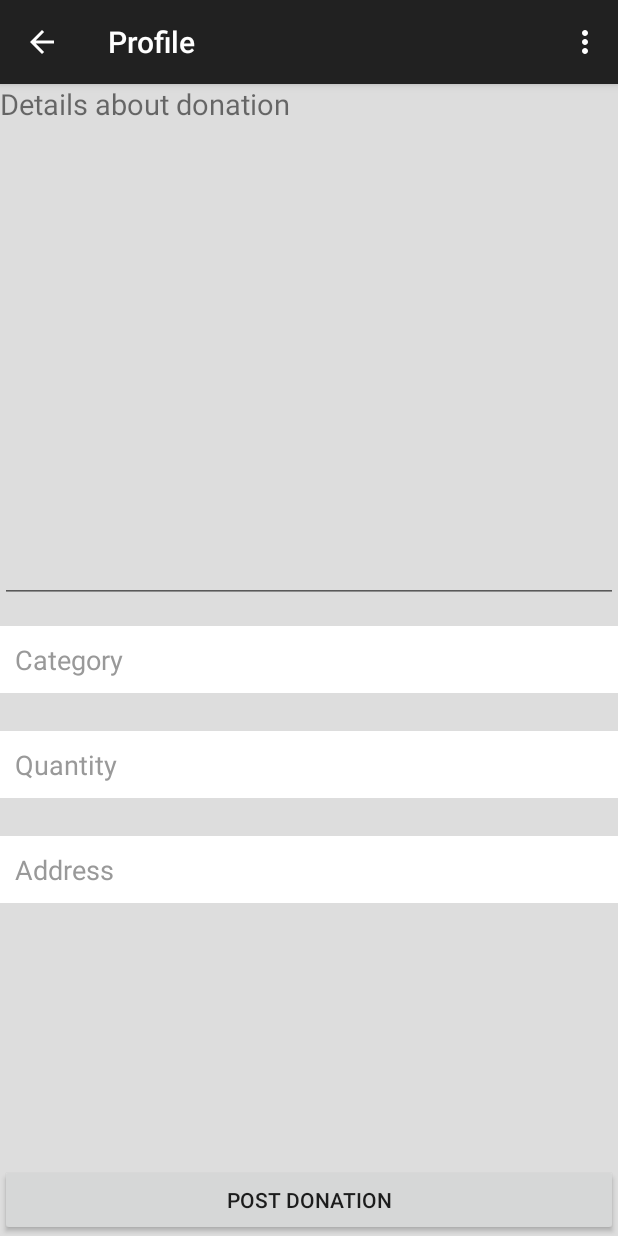
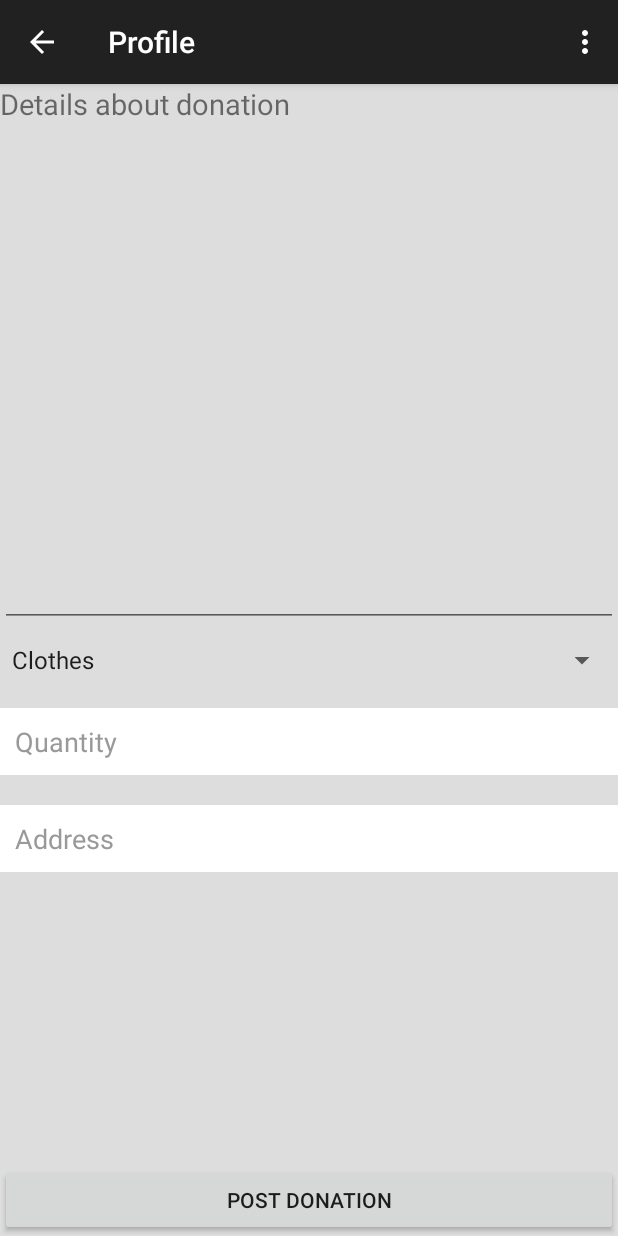
Before and after one commit to Bhavik3/DontDumpDonate, an Android app: the fragment postDonation placed in its activity, on a phone screen of 412 x 824 dp. Run offline under Robolectric (Android 15) with nearby library versions, the phone set to English and light mode, and no system bars; 3 statements that could not run were skipped.

Commit message:
Drop down menu is added in post donation.

```diff
--- a/DontDumpDonate/app/src/main/java/com/example/bhavik/dontdumpdonate/postDonation.java
+++ b/DontDumpDonate/app/src/main/java/com/example/bhavik/dontdumpdonate/postDonation.java
@@ -8,9 +8,11 @@ import android.support.v4.widget.DrawerLayout;
 import android.view.LayoutInflater;
 import android.view.View;
 import android.view.ViewGroup;
+import android.widget.AdapterView;
 import android.widget.Button;
 import android.widget.EditText;
 import android.widget.ListView;
+import android.widget.Spinner;
 import android.widget.Toast;
 
 import org.apache.http.NameValuePair;
@@ -32,7 +34,7 @@ public class postDonation extends Fragment{
     Button post;
     EditText Address;
     EditText details;
-    EditText Category;
+    Spinner Category;
     EditText Quantity;
 
     private  profile Profile;
@@ -46,6 +48,7 @@ public class postDonation extends Fragment{
 
     String date;
     String time;
+    String strCategory;
 
     public void setProfile(profile p){
         this.Profile = p;
@@ -60,7 +63,7 @@ public class postDonation extends Fragment{
         View v = inflater.inflate(R.layout.post_donation, container, false);
         post = (Button)v.findViewById(R.id.postDonation);
         details = (EditText)v.findViewById(R.id.DonationDetail);
-        Category = (EditText)v.findViewById(R.id.category);
+        Category = (Spinner)v.findViewById(R.id.donation_cat);
         Quantity = (EditText)v.findViewById(R.id.quantity);
         Address = (EditText)v.findViewById(R.id.address);
 
@@ -70,7 +73,23 @@ public class postDonation extends Fragment{
                 postDonation();
             }
         });
+
+        Category.setOnItemSelectedListener(new CustomOnItemSelectedListener());
         return v;
+    }
+
+    class CustomOnItemSelectedListener implements AdapterView.OnItemSelectedListener {
+
+        public void onItemSelected(AdapterView<?> parent, View view, int pos,long id) {
+            strCategory = parent.getItemAtPosition(pos).toString();
+
+        }
+
+        @Override
+        public void onNothingSelected(AdapterView<?> arg0) {
+            // TODO Auto-generated method stub
+        }
+
     }
 
     private void postDonation(){
@@ -81,7 +100,7 @@ public class postDonation extends Fragment{
             Toast.makeText(getActivity().getApplicationContext(), "please fill all the details..", Toast.LENGTH_LONG).show();
             return;
         }
-        if(details.getText().toString().equals("") || Category.getText().toString().equals("") || Quantity.getText().toString().equals("") ||
+        if(details.getText().toString().equals("") || strCategory.equals("") || Quantity.getText().toString().equals("") ||
                 Address.getText().toString().equals("")) {
             Toast.makeText(getActivity().getApplicationContext(), "please fill all the details..", Toast.LENGTH_LONG).show();
             return;
@@ -117,7 +136,7 @@ public class postDonation extends Fragment{
             params.add(new BasicNameValuePair("donor_id", profile.ID+""));
             params.add(new BasicNameValuePair("time", "\""+time+"\""));
             params.add(new BasicNameValuePair("date", date));
-            params.add(new BasicNameValuePair("category", "\""+Category.getText().toString()+"\""));
+            params.add(new BasicNameValuePair("category", "\""+strCategory+"\""));
             params.add(new BasicNameValuePair("details", "\""+details.getText().toString()+"\""));
             params.add(new BasicNameValuePair("quantity", Quantity.getText().toString()));
             params.add(new BasicNameValuePair("address","\""+Address.getText().toString()+"\""));
--- a/DontDumpDonate/app/src/main/res/layout/post_donation.xml
+++ b/DontDumpDonate/app/src/main/res/layout/post_donation.xml
@@ -23,7 +23,7 @@
         android:layout_below="@+id/textView21"
         android:layout_alignParentRight="true"
         android:layout_alignParentEnd="true"
-        android:layout_above="@+id/category" />
+        android:layout_above="@+id/donation_cat" />
 
     <Button
         android:layout_width="wrap_content"
@@ -38,6 +38,17 @@
         android:layout_alignParentRight="true"
         android:layout_alignParentEnd="true" />
 
+    <Spinner
+        android:id="@+id/donation_cat"
+        android:layout_width="match_parent"
+        android:layout_height="wrap_content"
+        android:entries="@array/donation_category"
+        android:layout_centerVertical="true"
+        android:layout_alignParentLeft="true"
+        android:layout_marginTop="10dp"
+        android:layout_marginBottom="10dp"
+        android:layout_alignParentStart="true" />
+
     <!--<TextView-->
         <!--android:layout_width="wrap_content"-->
         <!--android:layout_height="wrap_content"-->
@@ -45,27 +56,6 @@
         <!--android:id="@+id/textView23"-->
         <!--android:layout_x="6dp"-->
         <!--android:layout_y="190dp" />-->
-
-    <EditText
-        android:layout_width="287dp"
-        android:layout_height="wrap_content"
-        android:id="@+id/category"
-        android:layout_x="70dp"
-        android:layout_y="180dp"
-        android:textColor="#222222"
-        android:textColorHint="#999999"
-        android:background="#FFFFFF"
-        android:padding="10dp"
-
-        android:layout_marginBottom="10dp"
-        android:layout_marginTop="15dp"
-        android:hint="Category"
-        android:singleLine="true"
-        android:layout_centerVertical="true"
-        android:layout_alignParentLeft="true"
-        android:layout_alignParentStart="true"
-        android:layout_alignParentRight="true"
-        android:layout_alignParentEnd="true" />
 
     <!--<TextView-->
         <!--android:layout_width="wrap_content"-->
@@ -81,19 +71,17 @@
         android:inputType="number"
         android:ems="10"
         android:id="@+id/quantity"
-        android:layout_x="72dp"
-        android:layout_y="223dp"
         android:textColor="#222222"
         android:textColorHint="#999999"
         android:background="#FFFFFF"
         android:padding="10dp"
         android:hint="Quantity"
+        android:layout_marginTop="10dp"
+        android:layout_marginBottom="10dp"
         android:singleLine="true"
-        android:layout_below="@+id/category"
-        android:layout_marginBottom="10dp"
-        android:layout_marginTop="15dp"
         android:layout_alignParentLeft="true"
         android:layout_alignParentStart="true"
+        android:layout_below="@+id/donation_cat"
         android:layout_alignParentRight="true"
         android:layout_alignParentEnd="true" />
 
@@ -101,19 +89,18 @@
         android:layout_width="wrap_content"
         android:layout_height="wrap_content"
         android:id="@+id/address"
-        android:layout_below="@+id/quantity"
-        android:layout_alignParentLeft="true"
-        android:layout_alignParentStart="true"
-        android:layout_alignParentRight="true"
-        android:layout_alignParentEnd="true"
         android:textColor="#222222"
         android:textColorHint="#999999"
         android:background="#FFFFFF"
         android:padding="10dp"
         android:hint="Address"
         android:singleLine="true"
+        android:layout_below="@+id/quantity"
+        android:layout_marginTop="10dp"
         android:layout_marginBottom="10dp"
-        android:layout_marginTop="15dp"
-        />
+        android:layout_alignParentLeft="true"
+        android:layout_alignParentStart="true"
+        android:layout_alignParentRight="true"
+        android:layout_alignParentEnd="true" />
 
 </RelativeLayout>
--- a/DontDumpDonate/app/src/main/res/layout/post_event.xml
+++ b/DontDumpDonate/app/src/main/res/layout/post_event.xml
@@ -28,12 +28,11 @@
         android:layout_height="wrap_content"
         android:text="Post Event"
         android:id="@+id/postEvent"
-        android:layout_below="@+id/date"
+        android:layout_alignParentBottom="true"
         android:layout_alignParentLeft="true"
         android:layout_alignParentStart="true"
-        android:layout_marginTop="72dp"
-        android:layout_alignRight="@+id/date"
-        android:layout_alignEnd="@+id/date" />
+        android:layout_alignParentRight="true"
+        android:layout_alignParentEnd="true" />
 
     <!--<TextView-->
         <!--android:layout_width="wrap_content"-->
@@ -112,4 +111,5 @@
         android:layout_alignParentStart="true" />
 
 
+
 </RelativeLayout>
--- a/DontDumpDonate/app/src/main/res/values/strings.xml
+++ b/DontDumpDonate/app/src/main/res/values/strings.xml
@@ -18,6 +18,24 @@
     <string-array name="user_category">
         <item>General User</item>
         <item>Caterer</item>
+    </string-array>
+
+    <string-array name="donation_category">
+        <item>Clothes</item>
+        <item>Books</item>
+        <item>Stationary</item>
+        <item>Furniture</item>
+        <item>Foods</item>
+        <item>Other</item>
+    </string-array>
+
+    <string-array name="event_category">
+        <item>Blood Donation</item>
+        <item>Kids Charity</item>
+        <item>Old Age Function</item>
+        <item>General</item>
+        <item>Social Cause</item>
+        <item>Other</item>
     </string-array>
 
     <string-array name="user_category_forgot_password">
```
